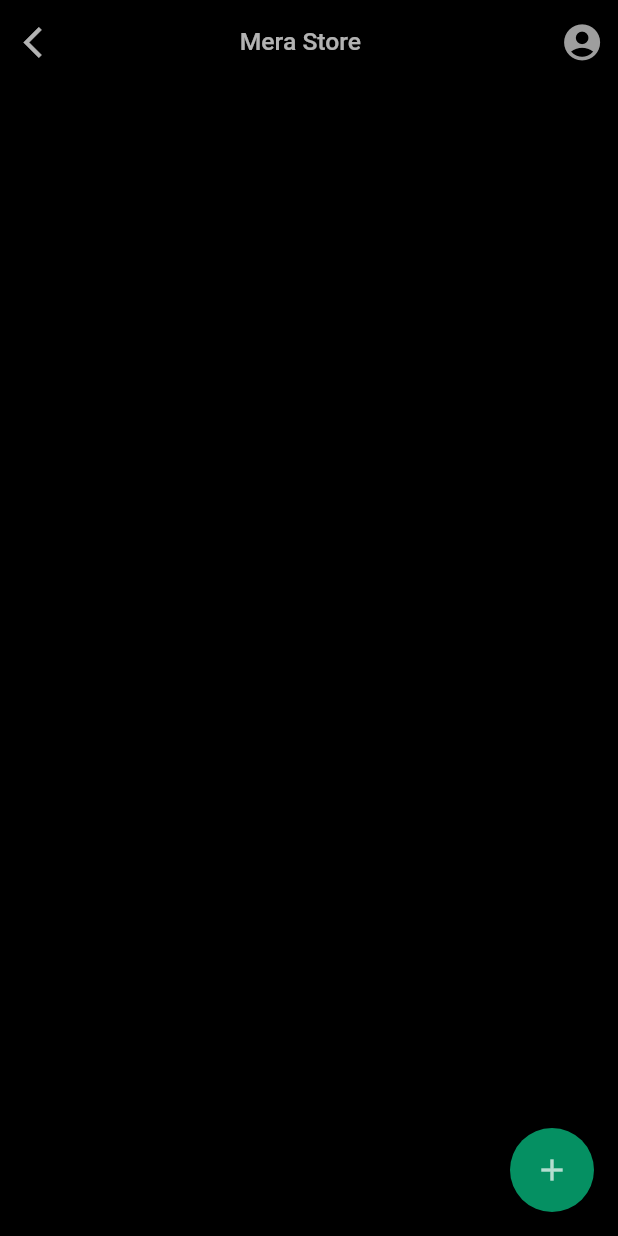
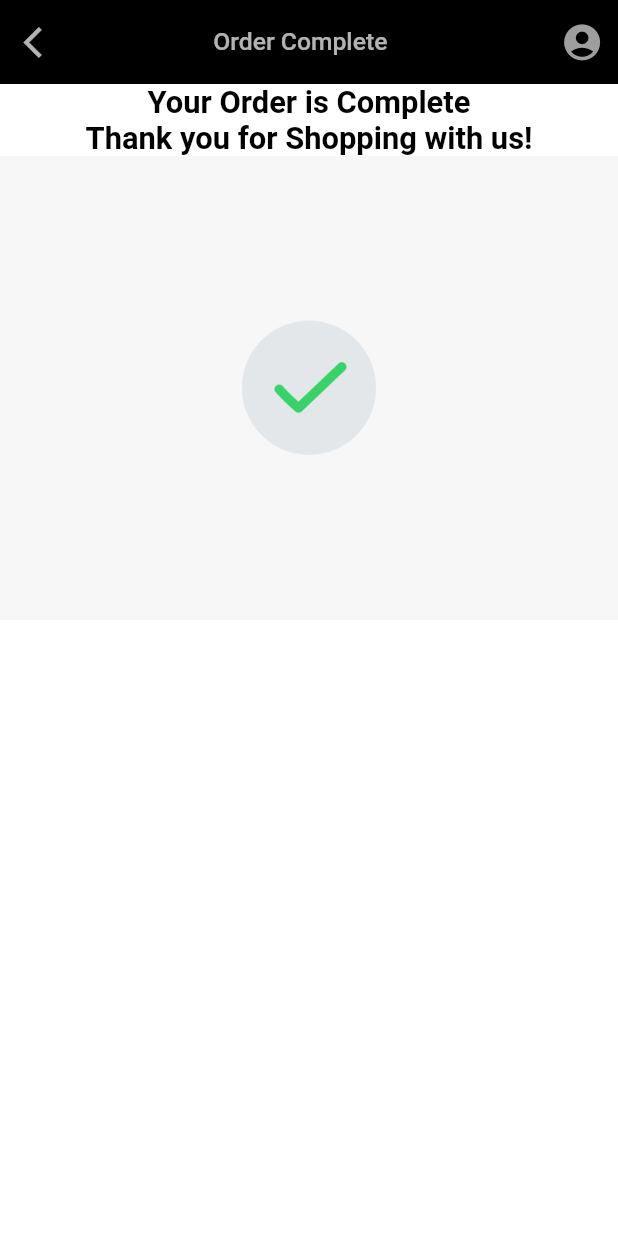
Before and after one commit to praharshbhatt/barcode-scanner, a Flutter app: the CheckoutScreen screen opened directly, on a phone screen of 412 x 824 dp. Run offline on Flutter 3.47's test engine with Material 2 defaults, Android fonts, the phone set to English and light mode, and no system bars; our stand-ins replace carousel_slider, cloud_firestore, firebase_auth, google_sign_in; missing offline and left inert: barcode_scan; accounts and stored records are empty; Roboto replaces fonts that are missing (Poppins).

Commit message:
Added checkout

```diff
--- a/lib/screens/checkout/checkout.dart
+++ b/lib/screens/checkout/checkout.dart
@@ -1,7 +1,9 @@
 import 'package:flutter/cupertino.dart';
 import 'package:flutter/foundation.dart';
 import 'package:flutter/material.dart';
+import 'package:mera_store/services/auth.dart';
 import 'package:mera_store/widgets/appbar.dart';
+import 'package:mera_store/widgets/dialogboxes.dart';
 import '../../main.dart';
 
 //==================This is the Homepage for the app==================
@@ -18,7 +20,30 @@ class _CheckoutScreenState extends State<CheckoutScreen> with TickerProviderStat
   //Initialize
   @override
   void initState() {
+    completeOrder();
+
     super.initState();
+  }
+
+  //Update Order
+  completeOrder() async {
+    //Move the Unordered items to Ordered
+//    showLoading(context);
+
+    //1. Get the Un ordered Products
+    Map mapOrdered = new Map();
+    if (userProfile.containsKey("Ordered Products")) mapOrdered = userProfile["Ordered Products"];
+
+    //Add the Un Ordered products in the Ordered Map
+    mapOrdered[DateTime.now().toString()] = userProfile["Unordered Products"];
+
+    //Update the userProfile
+    userProfile["Ordered Products"] = mapOrdered;
+    if (userProfile.containsKey("Unordered Products")) userProfile.remove("Unordered Products");
+
+    await authService.setData();
+
+//    Navigator.pop(context);
   }
 
   @override
@@ -35,23 +60,32 @@ class _CheckoutScreenState extends State<CheckoutScreen> with TickerProviderStat
     return SafeArea(
       child: Scaffold(
         key: scaffoldKey,
-        backgroundColor: myAppTheme.scaffoldBackgroundColor,
+        backgroundColor: Colors.white.withOpacity(0.97),
         appBar: getAppBar(
           scaffoldKey: scaffoldKey,
           context: context,
-          strAppBarTitle: "Mera Store",
+          strAppBarTitle: "Order Complete",
           showBackButton: true,
         ),
-        //drawer
+        //Body
+        body: ListView(
+          children: <Widget>[
+            Text(
+              "Your Order is Complete\nThank you for Shopping with us!",
+              style: myAppTheme.textTheme.caption.copyWith(color: Colors.black),
+              overflow: TextOverflow.ellipsis,
+              textAlign: TextAlign.center,
+            ),
+            Image.asset(
+              "assets/animations/done.gif",
+              fit: MediaQuery.of(context).size.width < MediaQuery.of(context).size.height
+                  ? BoxFit.fitHeight
+                  : BoxFit.fitWidth,
+            ),
 
-        floatingActionButton: FloatingActionButton(
-          child: Icon(Icons.add, color: myAppTheme.iconTheme.color),
-          backgroundColor: myAppTheme.primaryColor,
-          onPressed: () async {},
+
+          ],
         ),
-
-        //Body
-        body: Container(),
       ),
     );
   }
--- a/lib/screens/homeScreen.dart
+++ b/lib/screens/homeScreen.dart
@@ -13,6 +13,7 @@ import 'package:mera_store/widgets/dialogboxes.dart';
 import 'package:mera_store/widgets/drawer.dart';
 import '../main.dart';
 import '../themes/maintheme.dart';
+import 'checkout/checkout.dart';
 
 //==================This is the Homepage for the app==================
 
@@ -357,10 +358,19 @@ class _HomeScreenState extends State<HomeScreen> with TickerProviderStateMixin {
         padding: const EdgeInsets.fromLTRB(80, 20, 80, 10),
         child: primaryRaisedButton(
           context: context,
-          text: "Proceed to Checkout",
+          text: "Checkout now",
           color: myAppTheme.primaryColor,
-          onPressed: () {
+          onPressed: () async {
             //Go to Checkout
+            await Navigator.push(
+              context,
+              MaterialPageRoute(builder: (context) => CheckoutScreen()),
+            );
+
+            setState(() {
+              //Refresh the UI after returning back from the Checkout screen
+              mapProducts=userProfile["Unordered Products"];
+            });
           },
         ),
       ),
--- a/lib/services/auth.dart
+++ b/lib/services/auth.dart
@@ -137,10 +137,13 @@ class AuthService {
     await dbFirestore
         .collection("User")
         .document(firebaseUser.email)
-        .setData(userProfile, merge: true)
+        .setData(userProfile, merge: false)
         .then((onValue) async {
       blReturn = true;
     });
+
+
+
     return blReturn;
   }
 
```
Also changed, not shown: assets/animations/done.gif (added).
